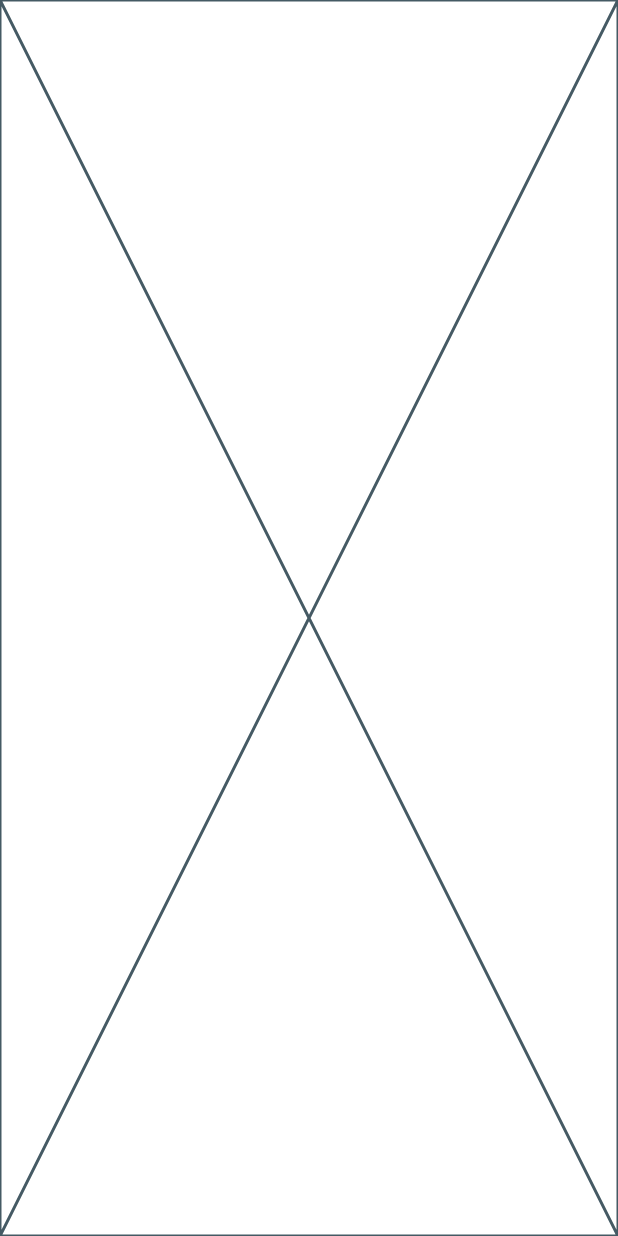
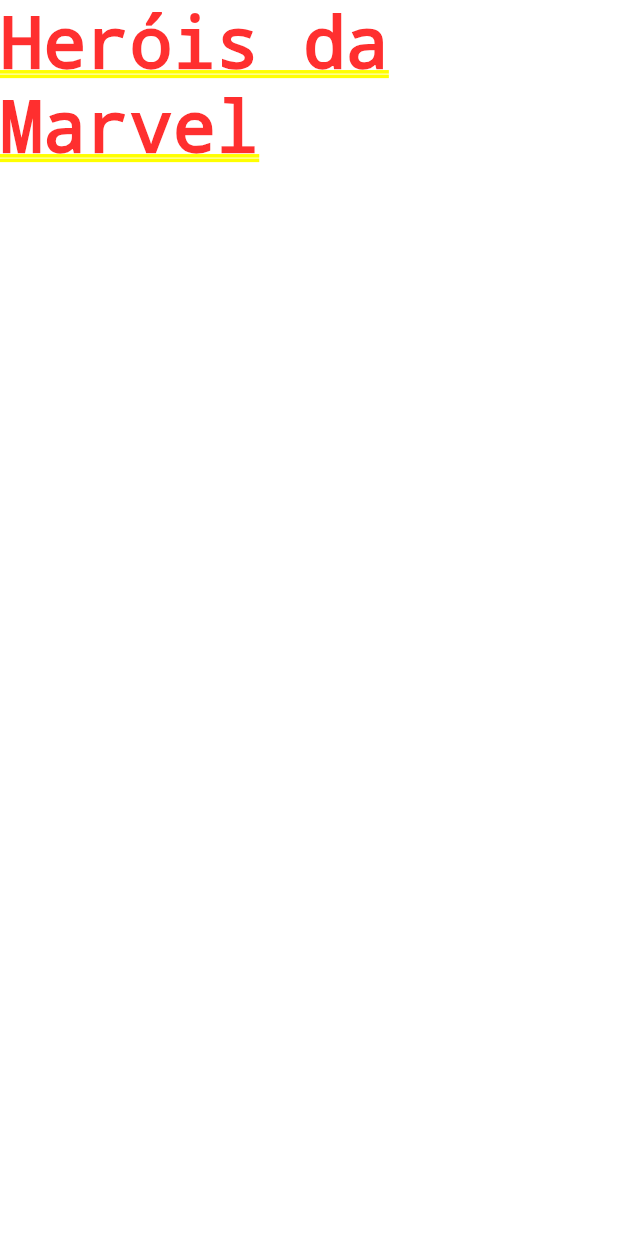
Before and after one commit to Stobertonf/login_dio, a Flutter app: the MainPage screen opened directly, in the side drawer, after a tap on "Herois", on a phone screen of 412 x 824 dp. Run offline on Flutter 3.47's test engine with Material 2 defaults, Android fonts, the phone set to English and light mode, and no system bars; our stand-ins replace convert, dio, flutter_dotenv, google_fonts, hive, shared_preferences; accounts and stored records are empty; network calls fail.

Commit message:
feat(Marvel): Adding initState.

```diff
--- a/lib/pages/characters/characters_page.dart
+++ b/lib/pages/characters/characters_page.dart
@@ -1,4 +1,6 @@
 import 'package:flutter/material.dart';
+import 'package:login_dio_flutter/models/characters_model.dart';
+import 'package:login_dio_flutter/repositories/marvel/marvel_repository.dart';
 
 class CharactersPage extends StatefulWidget {
   const CharactersPage({super.key});
@@ -8,8 +10,31 @@ class CharactersPage extends StatefulWidget {
 }
 
 class _CharactersPagePageState extends State<CharactersPage> {
+  int offset = 0;
+  var carregando = false;
+  late MarvelRepository marvelRepository;
+  CharactersModel characters = CharactersModel();
+  ScrollController _scrollController = ScrollController();
+  @override
+  void initState() {
+    _scrollController.addListener(() {
+      var posicaoParaPaginar = _scrollController.position.maxScrollExtent * 0.7;
+      if (_scrollController.position.pixels > posicaoParaPaginar) {
+        print("Carregando página");
+        //Função que vai carregar os dados
+      }
+    });
+    marvelRepository = MarvelRepository();
+    super.initState();
+    //Função que vai carregar os dados
+  }
+
   @override
   Widget build(BuildContext context) {
-    return const Placeholder();
+    return Container(
+      child: const Text(
+        'Heróis da Marvel',
+      ),
+    );
   }
 }
```
